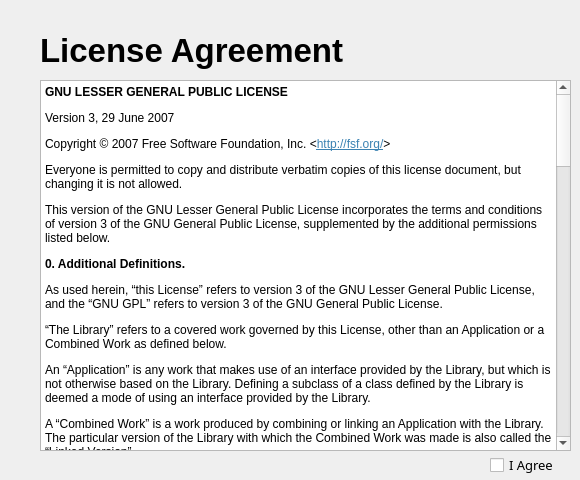
First picture: the form in NewQtUi/ReadingTab/ReadingTab.ui, repository AOSC-Archive/AOSC-LiveKit, before the edit.
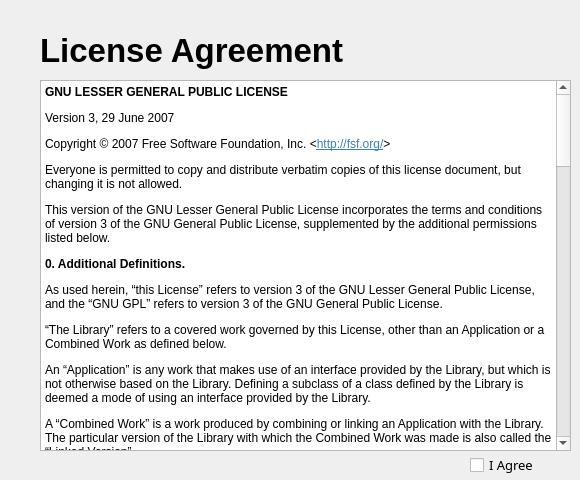
Second picture: the form after the edit.

```diff
--- a/NewQtUi/ReadingTab/ReadingTab.ui
+++ b/NewQtUi/ReadingTab/ReadingTab.ui
@@ -18,7 +18,7 @@
     <rect>
      <x>40</x>
      <y>30</y>
-     <width>371</width>
+     <width>521</width>
      <height>40</height>
     </rect>
    </property>
@@ -91,9 +91,9 @@
   <widget class="QCheckBox" name="IAgreeCheckBox">
    <property name="geometry">
     <rect>
-     <x>490</x>
+     <x>470</x>
      <y>455</y>
-     <width>71</width>
+     <width>101</width>
      <height>20</height>
     </rect>
    </property>
```
